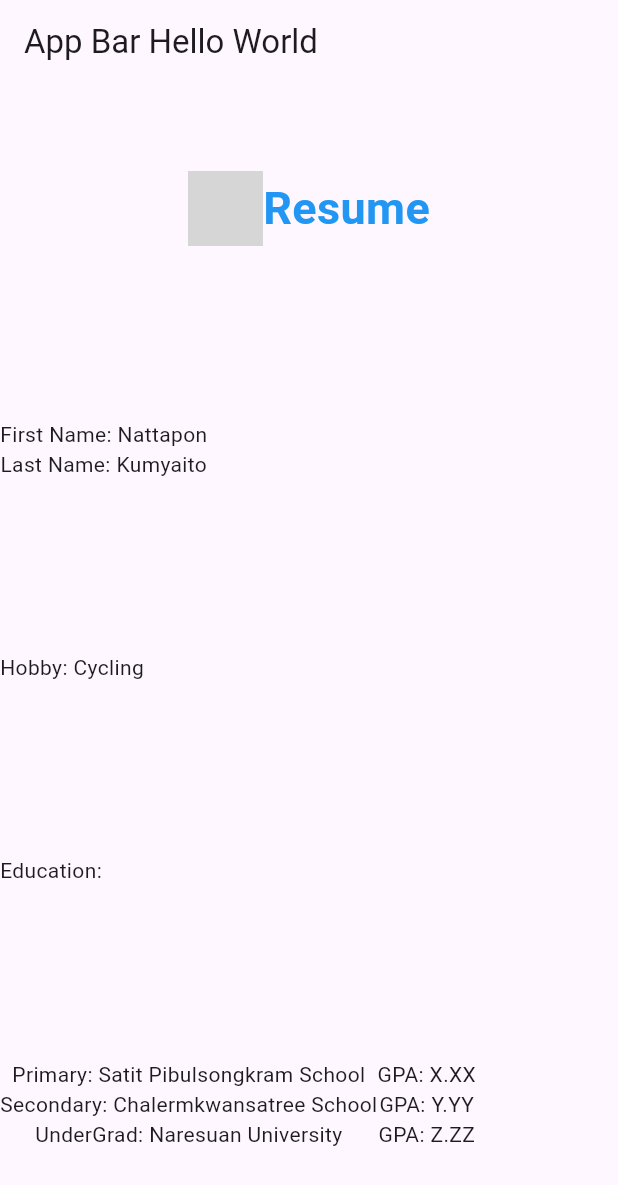
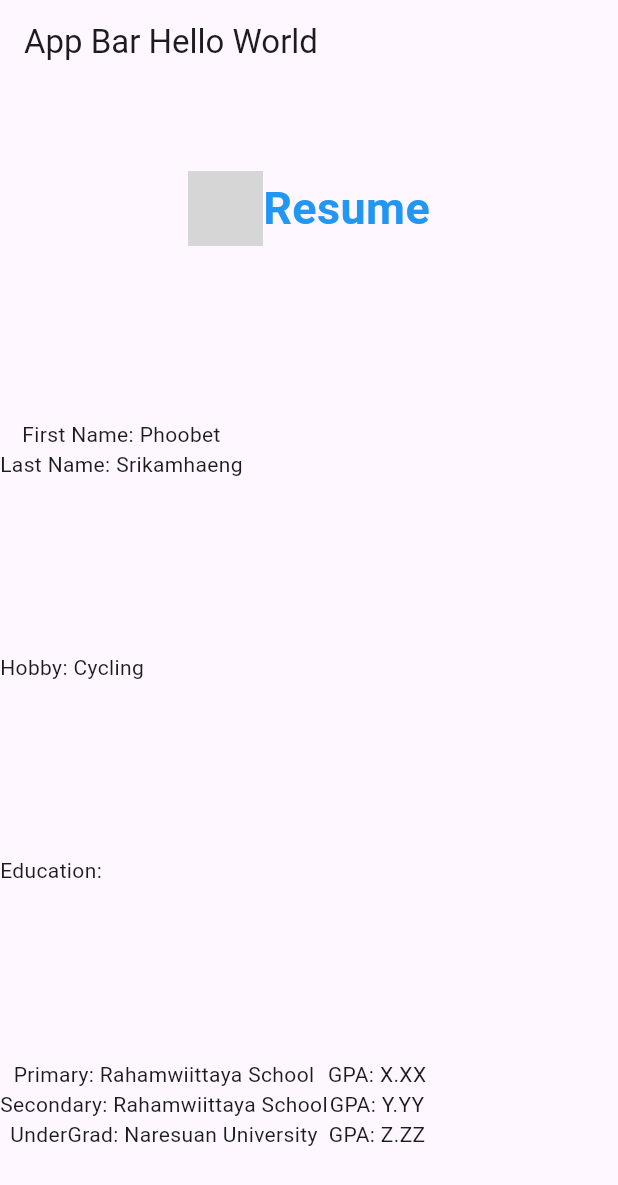
Before and after one commit to Phoobet/simple_app_new, a Flutter app: the screen it shows after launch, on a phone screen of 412 x 824 dp. Shown: the top 1185 px of the screen. Run offline on Flutter 3.47's test engine with Material 3 defaults, Android fonts, the phone set to English and light mode, and no system bars; network calls fail; grey boxes are pictures that could not be loaded.

Commit message:
1st stateful

```diff
--- a/lib/main.dart
+++ b/lib/main.dart
@@ -52,8 +52,8 @@ class MyHomePage extends StatelessWidget{
             children:[
               Column(
                 children: [
-                  Text('First Name: Nattapon'),
-                  Text('Last Name: Kumyaito'),
+                  Text('First Name: Phoobet'),
+                  Text('Last Name: Srikamhaeng'),
                 ]
             ),
             ]
@@ -67,8 +67,8 @@ class MyHomePage extends StatelessWidget{
           Row(children: [
             Column(
               children: [
-                Text('Primary: Satit Pibulsongkram School'),
-                Text('Secondary: Chalermkwansatree School'),
+                Text('Primary: Rahamwiittaya School'),
+                Text('Secondary: Rahamwiittaya School'),
                 Text('UnderGrad: Naresuan University'),
               ],
             ),
```
